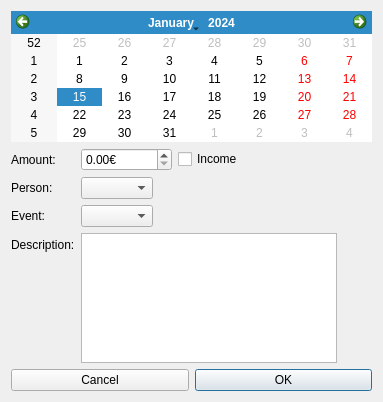
Old version of the form KCPlugins/Ticket/addticket.ui in the repository louvainlinux/KapCompta.
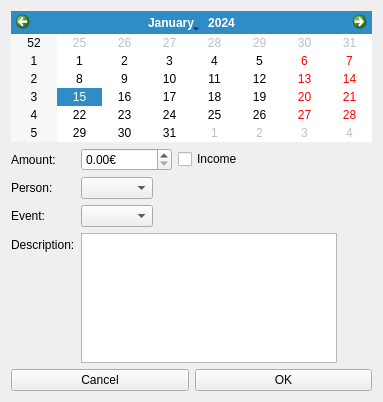
New version of the form.

Patch:
```diff
--- a/KCPlugins/Ticket/addticket.ui
+++ b/KCPlugins/Ticket/addticket.ui
@@ -102,6 +102,9 @@
        <property name="text">
         <string>Cancel</string>
        </property>
+       <property name="autoDefault">
+        <bool>false</bool>
+       </property>
       </widget>
      </item>
      <item>
@@ -112,8 +115,11 @@
        <property name="shortcut">
         <string>Return</string>
        </property>
+       <property name="autoDefault">
+        <bool>false</bool>
+       </property>
        <property name="default">
-        <bool>true</bool>
+        <bool>false</bool>
        </property>
       </widget>
      </item>
```
